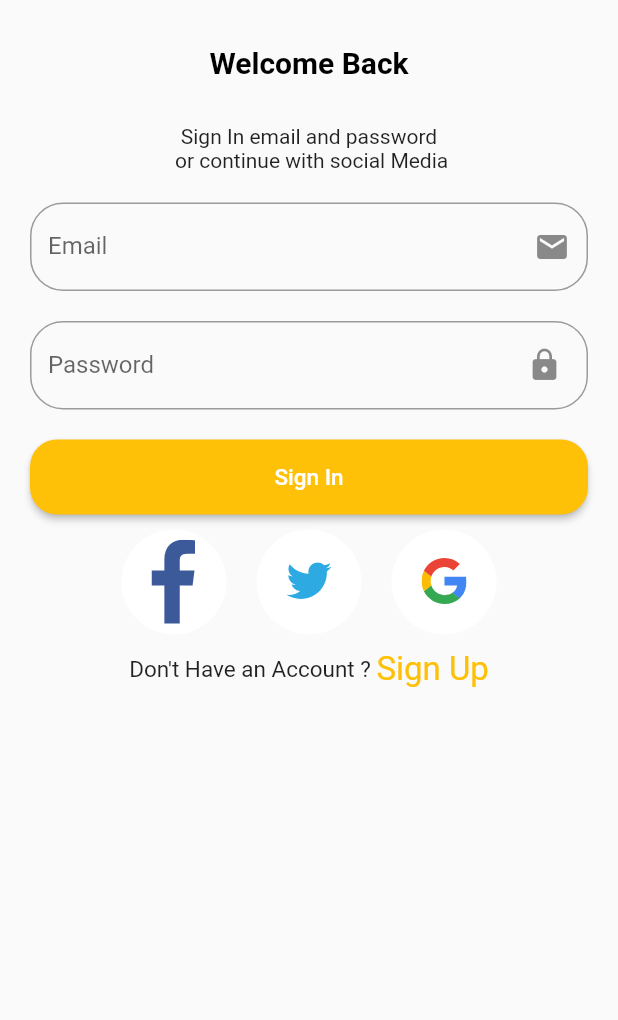
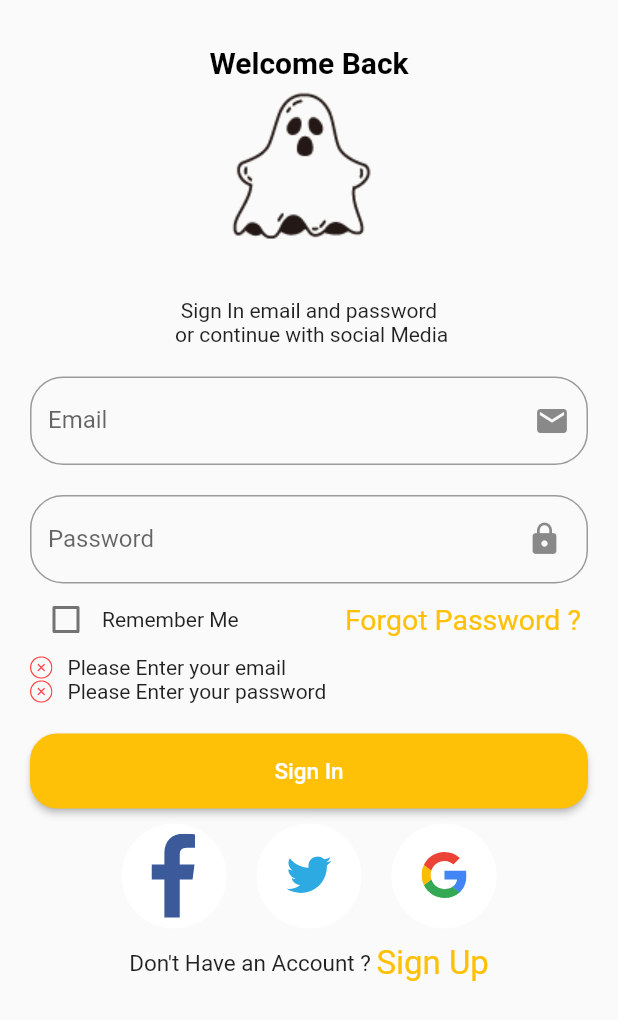
Before and after one commit to HalilMertDeveli/My-Flutter-Project, a Flutter app: the Body widget shown alone on an empty page, opened directly, after a tap on "Sign In", on a phone screen of 412 x 824 dp. Shown: the top 1020 px of the screen. Run offline on Flutter 3.47's test engine with Material 2 defaults, Android fonts, the light colour scheme and no system bars; our stand-ins replace firebase_auth, firebase_core, flutter_svg; accounts and stored records are empty.

Commit message:
we finished signin page all parts we will do forgot password pard next time

```diff
--- a/lib/pages/designScreens/splashScreen/splash_body.dart
+++ b/lib/pages/designScreens/splashScreen/splash_body.dart
@@ -17,15 +17,15 @@ class _SplashBodyState extends State<SplashBody> {
   List<Map<String, String>> splashData = [
     {
       "text": "Hello Everyone It's the Ghost Music",
-      "image": "assets/ghost1.png"
+      "image": "assets/ourAssets/ghost1.png"
     },
     {
       "text": "We are lisning music and happy here",
-      "image": "assets/ghost2.png"
+      "image": "assets/ourAssets/ghost2.png"
     },
     {
       "text": "If you want to join us just sign-up ",
-      "image": "assets/ghost3.png"
+      "image": "assets/ourAssets/ghost3.png"
     }
   ];
 
--- a/lib/pages/sign_in_my_value/companents/body.dart
+++ b/lib/pages/sign_in_my_value/companents/body.dart
@@ -25,6 +25,7 @@ class Body extends StatelessWidget {
               fontWeight: FontWeight.bold,
             ),
           ),
+          Image.asset('assets/ourAssets/ghost1.png'),
           SizedBox(
             height: 30,
           ),
--- a/lib/pages/sign_in_my_value/companents/sign_form.dart
+++ b/lib/pages/sign_in_my_value/companents/sign_form.dart
@@ -1,5 +1,8 @@
+import 'dart:ui';
+
 import 'package:flutter/material.dart';
 import 'package:flutter_app_with_docs_and_my_value/pages/designScreens/companents/default_button.dart';
+import 'package:flutter_svg/flutter_svg.dart';
 
 class SingInForm extends StatefulWidget {
   const SingInForm({super.key});
@@ -13,10 +16,12 @@ class _SingInFormState extends State<SingInForm> {
   final _formKey = GlobalKey<FormState>();
   String? email;
   String? password;
+  bool remember = false;
 
   @override
   Widget build(BuildContext context) {
     return Form(
+      key: _formKey,
       child: Padding(
         padding: const EdgeInsets.symmetric(horizontal: 20),
         child: Column(
@@ -29,14 +34,112 @@ class _SingInFormState extends State<SingInForm> {
               height: 20,
             ),
             buildPasswordTextFormField(),
+            Row(
+              children: [
+                Checkbox(
+                  value: remember,
+                  activeColor: Colors.amber,
+                  onChanged: (value) {
+                    setState(() {
+                      remember = value!;
+                    });
+                  },
+                ),
+                Text('Remember Me '),
+                Spacer(),
+                GestureDetector(
+                  onTap: () {
+                    // forgot password actions
+                  },
+                  child: Text(
+                    'Forgot Password ? ',
+                    style: TextStyle(color: Colors.amber, fontSize: 19),
+                  ),
+                )
+              ],
+            ),
+            Column(
+              children: List.generate(
+                  errors.length, (index) => formErrorText(errors[index])),
+            ),
             SizedBox(
               height: 20,
             ),
             DefaultButton(
               text: 'Sign In',
-              press: () {},
+              press: () {
+                if (_formKey.currentState!.validate()) {
+                  _formKey.currentState!.save();
+                }
+              },
             )
           ],
+        ),
+      ),
+    );
+  }
+
+  Row formErrorText(String error) {
+    return Row(
+      children: [
+        SvgPicture.asset(
+          'assets/icons/Error.svg',
+          height: 15,
+          width: 15,
+        ),
+        SizedBox(
+          width: 10,
+        ),
+        Text(error)
+      ],
+    );
+  }
+
+  final String kEmailNullError = "Please Enter your email";
+  final emailValidatorRegExp =
+      RegExp(r"^[a-zA-Z0-9.]+@[a-zA-Z0-9]+\.[a-zA-Z]+");
+  final kInvalidEmailError = "Please Enter Valid Email";
+
+  TextFormField buildEmailTextFormField() {
+    return TextFormField(
+      onSaved: (newValue) {
+        email = newValue;
+      },
+      onChanged: (value) {
+        if (value.isNotEmpty && errors.contains(keepToString)) {
+          setState(() {
+            errors.remove(kEmailNullError);
+          });
+        } else if (emailValidatorRegExp.hasMatch(value) &&
+            errors.contains(kInvalidEmailError)) {
+          setState(() {
+            errors.remove(kInvalidEmailError);
+          });
+        }
+        return null;
+      },
+      validator: (value) {
+        if (value != null) {
+          if (value.isEmpty && !errors.contains(kEmailNullError)) {
+            setState(() {
+              errors.add(kEmailNullError);
+            });
+          } else if (!emailValidatorRegExp.hasMatch(value) &&
+              !errors.contains(kInvalidEmailError)) {
+            setState(() {
+              errors.add(kInvalidEmailError);
+            });
+          }
+        }
+        return null;
+      },
+      keyboardType: TextInputType.emailAddress,
+      decoration: InputDecoration(
+        suffixIcon: Icon(Icons.email),
+        label: Text('Email'),
+        hintText: 'Enter your email',
+        border: OutlineInputBorder(
+          borderRadius: BorderRadius.circular(22),
         ),
       ),
     );
@@ -84,18 +187,4 @@ class _SingInFormState extends State<SingInForm> {
       ),
     );
   }
-
-  TextFormField buildEmailTextFormField() {
-    return TextFormField(
-      keyboardType: TextInputType.emailAddress,
-      decoration: InputDecoration(
-        suffixIcon: Icon(Icons.email),
-        label: Text('Email'),
-        hintText: 'Enter your email',
-        border: OutlineInputBorder(
-          borderRadius: BorderRadius.circular(22),
-        ),
-      ),
-    );
-  }
 }
--- a/pubspec.yaml
+++ b/pubspec.yaml
@@ -65,7 +65,7 @@ flutter:
 
   # To add assets to your application, add an assets section, like this:
   assets:
-    - assets/
+    - assets/ourAssets/
     - assets/icons/
   #   - images/a_dot_ham.jpeg
 
```
Also changed, not shown: assets/ourAssets/Artboard 12.png (renamed from assets/Artboard 12.png), assets/ourAssets/Artboard 13.png (renamed from assets/Artboard 13.png), assets/ourAssets/Artboard 16.png (renamed from assets/Artboard 16.png), assets/ourAssets/ghost1.png (renamed from assets/ghost1.png), assets/ourAssets/ghost2.png (renamed from assets/ghost2.png), assets/ourAssets/ghost3.png (renamed from assets/ghost3.png), assets/ourAssets/home_hal.png (renamed from assets/home_hal.png), assets/ourAssets/long_image.png (renamed from assets/long_image.png), assets/ourAssets/sklaton.png (renamed from assets/sklaton.png), assets/ourAssets/tree.png (renamed from assets/tree.png), assets/ourAssets/witcher.png (renamed from assets/witcher.png).
